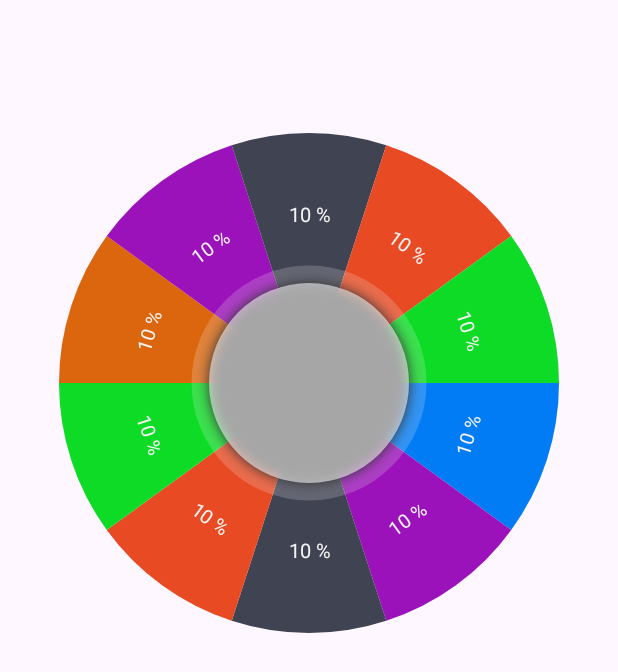
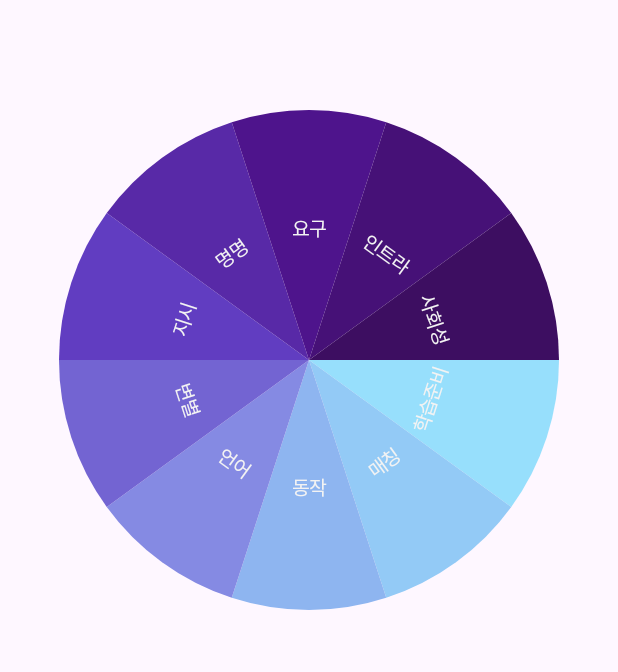
Before and after one commit to teamUMUL/tory, an Android app built with Jetpack Compose: the composable pieChartPreview shown on its own in the app's theme, on a phone screen of 412 x 824 dp. Shown: the top 672 px of the screen. Run offline under Robolectric (Android 15) with nearby library versions, the phone set to English and light mode, and no system bars; 14 statements that could not run were skipped.

Commit message:
파이그래프 디벨롭

```diff
--- a/app/src/main/java/inu/thebite/tory/screens/homescreen/HomeScreen.kt
+++ b/app/src/main/java/inu/thebite/tory/screens/homescreen/HomeScreen.kt
@@ -139,15 +139,16 @@ fun HomeScreen(
                         spotColor = Color(0x40000000),
                         ambientColor = Color(0x40000000)
                     )
-                    .padding(4.dp)
+                    .fillMaxHeight()
+                    .padding(start = 8.dp, end = 16.dp)
                     .weight(3f)
                     .fillMaxHeight()
                     .background(color = Color(0xFFFFFFFF), shape = RoundedCornerShape(size = 10.dp))
 
                 ) {
+                    pieChartPreview()
+                    chart_bar()
 
-                    chart_bar()
-                    pieChartPreview()
 
                 }
 
--- a/app/src/main/java/inu/thebite/tory/screens/homescreen/chart_bar.kt
+++ b/app/src/main/java/inu/thebite/tory/screens/homescreen/chart_bar.kt
@@ -44,7 +44,7 @@ fun chart_bar(
         Column(
             modifier= Modifier
                 .padding(8.dp)
-                .width(420.dp),
+                .width(500.dp),
             verticalArrangement = Arrangement.Center,
             horizontalAlignment = Alignment.CenterHorizontally
         ) {
--- a/app/src/main/java/inu/thebite/tory/screens/homescreen/chart_pie.kt
+++ b/app/src/main/java/inu/thebite/tory/screens/homescreen/chart_pie.kt
@@ -60,69 +60,77 @@ fun pieChartPreview(
 ){
     Column(
         modifier = modifier
-            .fillMaxSize()
-            .padding(5.dp),
-        verticalArrangement = Arrangement.spacedBy(30.dp),
+            .padding(40.dp),
+
         horizontalAlignment = Alignment.CenterHorizontally
     ) {
 
         Box(
             modifier = Modifier
-                .fillMaxSize()
         ){
             PieChart(
                 modifier = Modifier
-                    .size(500.dp),
+                    .size(400.dp),
                 input = listOf(
                     PieChartInput(
-                        color = brightBlue,
+                        color = Color(0xFF97DFFC),
                         value = 10,
-                        description = "Python"
+                        number = 3,
+                        description = "학습준비"
                     ),
                     PieChartInput(
-                        color = purple,
+                        color = Color(0xFF93CAF6),
                         value = 10,
-                        description = "Swift"
+                        number = 2,
+                        description = "매칭"
                     ),
                     PieChartInput(
-                        color = blueGray,
+                        color = Color(0xFF8EB5F0),
                         value = 10,
-                        description = "JavaScript"
+                        number = 5,
+                        description = "동작"
                     ),
                     PieChartInput(
-                        color = redOrange,
+                        color = Color(0xFF858AE3),
                         value = 10,
-                        description = "Java"
+                        number = 8,
+                        description = "언어"
                     ),
                     PieChartInput(
-                        color = green,
+                        color = Color(0xFF7364D2),
                         value = 10,
-                        description = "Ruby"
+                        number =4,
+                        description = "변별"
                     ),
                     PieChartInput(
-                        color = orange,
+                        color = Color(0xFF613DC1),
                         value = 10,
-                        description = "Kotlin"
+                        number = 0,
+                        description = "지시"
                     ),
                     PieChartInput(
-                        color = purple,
+                        color = Color(0xFF5829A7),
                         value = 10,
-                        description = "Swift"
+                        number = 1,
+                        description = "명명"
                     ),
                     PieChartInput(
-                        color = blueGray,
+                        color = Color(0xFF4E148C),
                         value = 10,
-                        description = "JavaScript"
+                        number = 0,
+                        description = "요구"
                     ),
                     PieChartInput(
-                        color = redOrange,
+                        color = Color(0xFF461177),
                         value = 10,
-                        description = "Java"
+                        number = 0,
+                        description = "인트라"
                     ),
                     PieChartInput(
-                        color = green,
+                        color = Color(0xFF3D0E61),
                         value = 10,
-                        description = "Ruby"
+                        number = 0,
+                        description = "사회성"
                     ),
                 ),
 //                centerText = "total\ntask"
@@ -134,16 +142,16 @@ fun pieChartPreview(
 fun PieChart(
     modifier: Modifier = Modifier,
     radius:Float = 250f,  //색 원
-    innerRadius:Float = 100f,  //중앙 하얀 원
+    innerRadius:Float = 20f,  //중앙 하얀 원
     transparentWidth:Float = 35f, //하얀 원 테두리
     input:List<PieChartInput>,
-    centerText:String = ""
+    centerText:String = "" //하얀 원 중앙에 들어가는 텍스트
 ) {
     var circleCenter by remember {
         mutableStateOf(Offset.Zero)
     }
 
-    var inputList by remember {
+    var inputList by remember {  // 도넛 값을 바꾸기 위해서
         mutableStateOf(input)
     }
     var isCenterTapped by remember {
@@ -160,7 +168,7 @@ fun PieChart(
                 .pointerInput(true){
                     detectTapGestures(
                         onTap = { offset->
-                            val tapAngleInDegrees = (-atan2(
+                            val tapAngleInDegrees = (-atan2(     //탭 각도
                                 x = circleCenter.y - offset.y,
                                 y = circleCenter.x - offset.x
                             ) * (180f / PI).toFloat() - 90f).mod(360f)
@@ -175,15 +183,17 @@ fun PieChart(
                             }
 
                             if(centerClicked){
+
                                 inputList = inputList.map {
                                     it.copy(isTapped = !isCenterTapped)
                                 }
                                 isCenterTapped = !isCenterTapped
+
                             }else{
-                                val anglePerValue = 360f/input.sumOf {
+                                val anglePerValue = 360f/input.sumOf { //각도 당 가중치
                                     it.value
                                 }
-                                var currAngle = 0f
+                                var currAngle = 0f   //현재 각도
                                 inputList.forEach { pieChartInput ->
 
                                     currAngle += pieChartInput.value * anglePerValue
@@ -208,32 +218,49 @@ fun PieChart(
             val height = size.height
             circleCenter = Offset(x= width/2f,y= height/2f)
 
-            val totalValue = input.sumOf {
+            val totalValue = input.sumOf {//100
                 it.value
             }
-            val anglePerValue = 360f/totalValue
+            val anglePerValue = 360f/totalValue  //36
             var currentStartAngle = 0f
 
             inputList.forEach { pieChartInput ->
-                val scale = if(pieChartInput.isTapped) 1.1f else 1.0f
+                val scale = if(pieChartInput.isTapped) 1.1f else 1.0f // 사이즈 커지는 정도
                 val angleToDraw = pieChartInput.value * anglePerValue
                 scale(scale){
                     drawArc(
-                        color = pieChartInput.color,
+                        color = pieChartInput.color, // 파이차트에 들어가는 색
                         startAngle = currentStartAngle,
                         sweepAngle = angleToDraw,
                         useCenter = true,
-                        size = Size(
+                        size = Size(  // 파이차트 사이즈
                             width = radius*2f,
                             height = radius*2f
                         ),
                         topLeft = Offset(
                             (width-radius*2f)/2f,
-                            (height - radius*2f)/2f
+                            (height -radius*2f)/2f
                         )
                     )
                     currentStartAngle += angleToDraw
                 }
+//                scale(scale){
+//                    drawArc(
+//                        color = white.copy(0.2f), // 하얀부분
+//                        startAngle = currentStartAngle,
+//                        sweepAngle = angleToDraw,
+//                        useCenter = true,
+//                        size = Size(
+//                            width = radius*1f,
+//                            height = radius*1f
+//                        ),
+//                        topLeft = Offset(
+//                            (width-radius*2f)/2f,
+//                            (height -radius*2f)/2f
+//                        )
+//                    )
+//                    currentStartAngle += angleToDraw
+//                }
                 var rotateAngle = currentStartAngle-angleToDraw/2f-90f
                 var factor = 1f
                 if(rotateAngle>90f){
@@ -243,11 +270,11 @@ fun PieChart(
 
                 val percentage = (pieChartInput.value/totalValue.toFloat()*100).toInt()
 
-                drawContext.canvas.nativeCanvas.apply {
+                drawContext.canvas.nativeCanvas.apply {  // 각각 조각 내의 글씨
                     if(percentage>3){
                         rotate(rotateAngle){
                             drawText(
-                                "$percentage %",
+                                "${pieChartInput.description}",
                                 circleCenter.x,
                                 circleCenter.y+(radius-(radius-innerRadius)/2f)*factor,
                                 Paint().apply {
@@ -265,7 +292,7 @@ fun PieChart(
                         drawRoundRect(
                             topLeft = circleCenter,
                             size = Size(12f,radius*1.2f),
-                            color = gray,
+                            color = white, //탭했을 떄 나오는 선
                             cornerRadius = CornerRadius(15f,15f)
                         )
                     }
@@ -273,29 +300,31 @@ fun PieChart(
                         drawRoundRect(
                             topLeft = circleCenter,
                             size = Size(12f,radius*1.2f),
-                            color = gray,
+                            color = white,
                             cornerRadius = CornerRadius(15f,15f)
                         )
                     }
                     rotate(rotateAngle){
                         drawContext.canvas.nativeCanvas.apply {
                             drawText(
-                                "${pieChartInput.description}: ${pieChartInput.value}",
+                                "${pieChartInput.description}: ${pieChartInput.number}",
                                 circleCenter.x,
                                 circleCenter.y + radius*1.3f*factor,
                                 Paint().apply {
                                     textSize = 22.sp.toPx()
                                     textAlign = Paint.Align.CENTER
-                                    color = white.toArgb()
+                                    color = gray.toArgb()
                                     isFakeBoldText = true
                                 }
                             )
                         }
                     }
+
+
                 }
             }
 
-            if(inputList.first().isTapped){
+            if(inputList.first().isTapped){   // 1번째 부채콜을 터치했을 때  선 한쪽 추가
                 rotate(-90f){
                     drawRoundRect(
                         topLeft = circleCenter,
@@ -305,33 +334,30 @@ fun PieChart(
                     )
                 }
             }
-            drawContext.canvas.nativeCanvas.apply {
-                drawCircle(
-                    circleCenter.x,
-                    circleCenter.y,
-                    innerRadius,
-                    Paint().apply {
-                        color = white.copy(alpha = 0.6f).toArgb()
-                        setShadowLayer(10f,0f,0f, Black.toArgb())
-                    }
-                )
-            }
+//            drawContext.canvas.nativeCanvas.apply {
+//                drawCircle(
+//                    circleCenter.x,
+//                    circleCenter.y,
+//                    innerRadius,
+//                    Paint().apply {
+//                        color = white.copy(alpha = 0.6f).toArgb()
+//                        setShadowLayer(10f,0f,0f, Black.toArgb())
+//                    }
+//                )
+//            }
 
-            drawCircle(
-                color = white.copy(0.2f),
-                radius = innerRadius+transparentWidth/2f
-            )
+
 
         }
-        Text(
-            centerText,
-            modifier = Modifier
-                .width(Dp(innerRadius/1.5f))
-                .padding(25.dp),
-            fontWeight = FontWeight.SemiBold,
-            fontSize = 17.sp,
-            textAlign = TextAlign.Center
-        )
+//        Text(
+//            centerText,
+//            modifier = Modifier
+//                .width(Dp(innerRadius/1.5f))
+//                .padding(25.dp),
+//            fontWeight = FontWeight.SemiBold,
+//            fontSize = 17.sp,
+//            textAlign = TextAlign.Center
+//        )
 
     }
 }
@@ -339,6 +365,7 @@ fun PieChart(
 data class PieChartInput(
     val color:Color,
     val value:Int,
+    val number:Int,
     val description:String,
     val isTapped:Boolean = false
 )
--- a/app/src/main/java/inu/thebite/tory/screens/homescreen/homrChlidInfor.kt
+++ b/app/src/main/java/inu/thebite/tory/screens/homescreen/homrChlidInfor.kt
@@ -148,7 +148,7 @@ fun reportList(){
                 spotColor = Color(0x40000000),
                 ambientColor = Color(0x40000000)
             )
-            .width(144.dp)
+            .weight(1f)
             .height(55.dp)
             .background(color = Color(0xFF3083FF), shape = RoundedCornerShape(size = 10.dp))
         ){
@@ -164,7 +164,7 @@ fun reportList(){
                 spotColor = Color(0x40000000),
                 ambientColor = Color(0x40000000)
             )
-            .width(144.dp)
+                .weight(1f)
             .height(55.dp)
             .background(color = Color(0xFF3083FF), shape = RoundedCornerShape(size = 10.dp))
         ){
@@ -180,7 +180,7 @@ fun reportList(){
                 spotColor = Color(0x40000000),
                 ambientColor = Color(0x40000000)
             )
-            .width(144.dp)
+                .weight(1f)
             .height(55.dp)
             .background(color = Color(0xFF8E8E8E), shape = RoundedCornerShape(size = 10.dp))
         ){
@@ -195,7 +195,7 @@ fun reportList(){
                 spotColor = Color(0x40000000),
                 ambientColor = Color(0x40000000)
             )
-            .width(144.dp)
+                .weight(1f)
             .height(55.dp)
             .background(color = Color(0xFF0047B3), shape = RoundedCornerShape(size = 10.dp))
         ){
@@ -210,7 +210,7 @@ fun reportList(){
                 spotColor = Color(0x40000000),
                 ambientColor = Color(0x40000000)
             )
-            .width(144.dp)
+                .weight(1f)
             .height(55.dp)
             .background(color = Color(0xFF8E8E8E), shape = RoundedCornerShape(size = 10.dp))
 
@@ -227,7 +227,7 @@ fun reportList(){
                 spotColor = Color(0x40000000),
                 ambientColor = Color(0x40000000)
             )
-            .width(144.dp)
+                .weight(1f)
             .height(55.dp)
             .background(color = Color(0xFF8E8E8E), shape = RoundedCornerShape(size = 10.dp))
 
```
